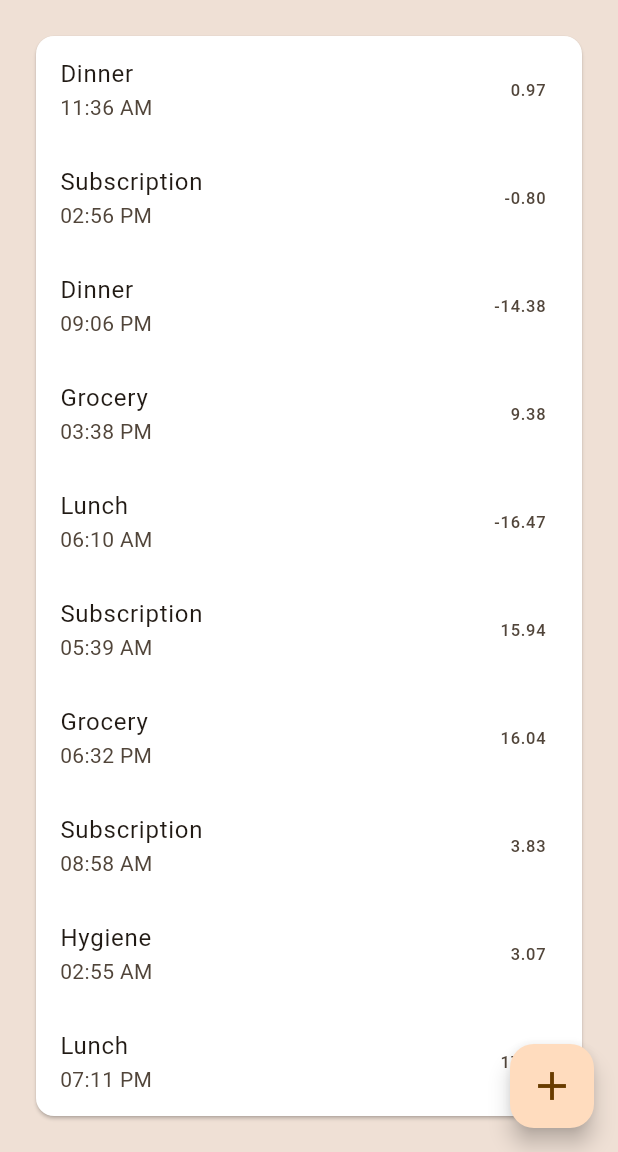
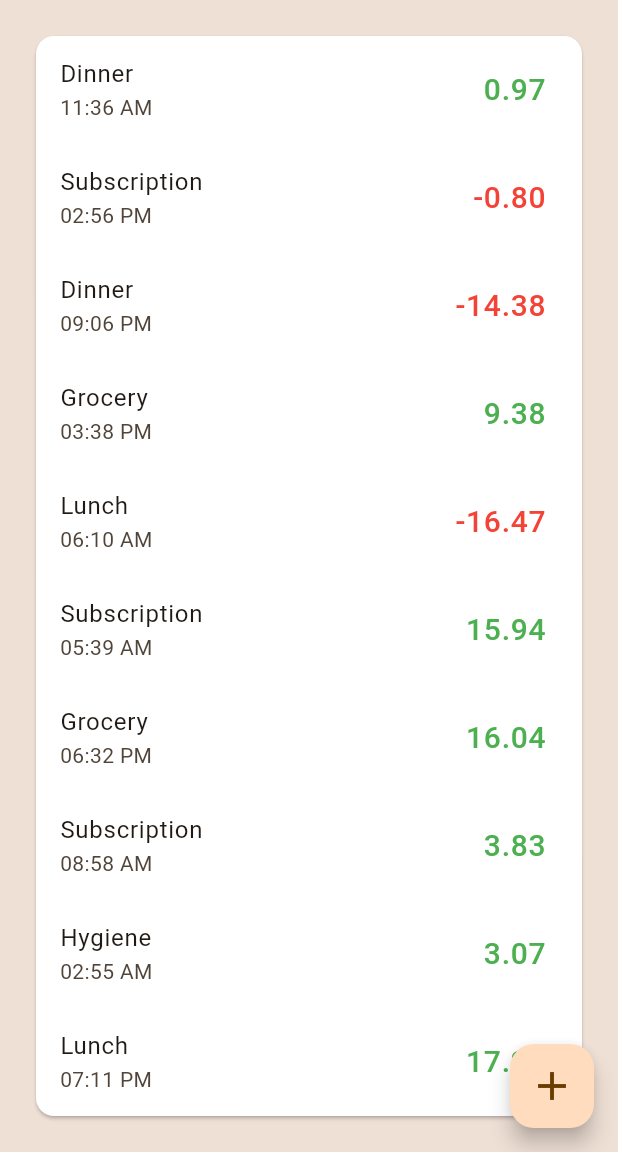
Before and after one commit to aidilrx04/duitgone2, a Flutter app: the screen it shows after launch, scrolled down 357 dp, on a phone screen of 412 x 824 dp, the part 84-1236 px from its top. Run offline on Flutter 3.47's test engine with Material 3 defaults, Android fonts, the phone set to English and light mode, and no system bars; our stand-ins replace fl_chart.

Commit message:
make amoutn in trailing listtile bigger and add color

```diff
--- a/lib/screens/home/money_list.dart
+++ b/lib/screens/home/money_list.dart
@@ -24,7 +24,13 @@ class MoneyList extends StatelessWidget {
               subtitle: Text(
                 DateFormat("hh:mm a").format(money.date),
               ),
-              trailing: Text(money.amount.toStringAsFixed(2)),
+              trailing: Text(
+                money.amount.toStringAsFixed(2),
+                style: TextStyle(
+                  fontSize: 20,
+                  color: money.amount > 0 ? Colors.green : Colors.red,
+                ),
+              ),
             ),
         ],
       ),
```
